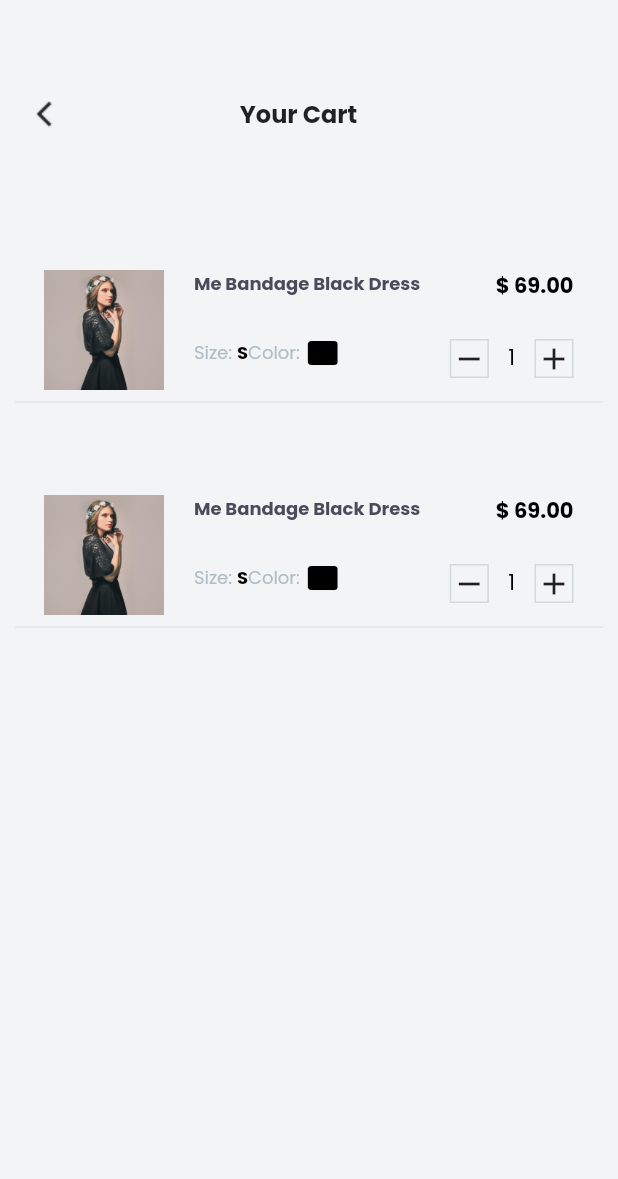
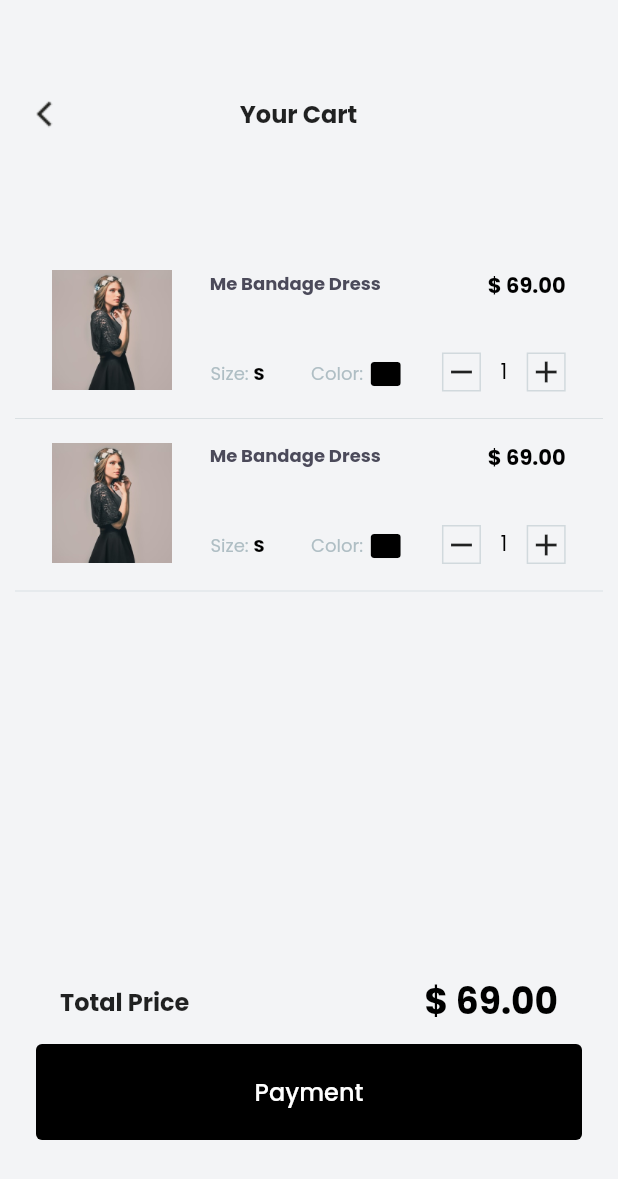
Before and after one commit to RGTechPro/zupay_task, a Flutter app: the screen it shows after launch, item 2 of the bottom bar chosen, on a phone screen of 412 x 824 dp. Shown: the top 1179 px of the screen. Run offline on Flutter 3.47's test engine with Material 2 defaults, Android fonts, the phone set to English and light mode, and no system bars; our stand-ins replace google_fonts, google_nav_bar.

Commit message:
cart page done

```diff
--- a/lib/screens/cart_page.dart
+++ b/lib/screens/cart_page.dart
@@ -45,12 +45,45 @@ class CartPage extends StatelessWidget {
             Padding(
               padding: const EdgeInsets.symmetric(horizontal: 10),
               child: Container(
-                height: 514,
+                height: 460,
                 child: ListView(
                   children: [CartCard(), CartCard()],
                 ),
               ),
             ),
+            Padding(
+              padding: const EdgeInsets.symmetric(horizontal: 40, vertical: 10),
+              child: Row(
+                mainAxisAlignment: MainAxisAlignment.spaceBetween,
+                children: [
+                  Text('Total Price',
+                      style: GoogleFonts.poppins(
+                          textStyle: TextStyle(
+                              fontWeight: FontWeight.bold, fontSize: 16))),
+                  Text('\$ 69.00',
+                      style: GoogleFonts.poppins(
+                          color: Colors.black,
+                          fontSize: 24,
+                          fontWeight: FontWeight.bold)),
+                ],
+              ),
+            ),
+            Padding(
+              padding: const EdgeInsets.symmetric(horizontal: 24),
+              child: Container(
+                width: double.infinity,
+                height: 64,
+                child: TextButton(
+                    onPressed: () {},
+                    style: ButtonStyle(
+                        backgroundColor:
+                            MaterialStateProperty.all(Colors.black)),
+                    child: Text('Payment',
+                        style: GoogleFonts.poppins(
+                            textStyle:
+                                TextStyle(fontSize: 16, color: Colors.white)))),
+              ),
+            )
           ],
         ),
       ),
--- a/lib/widgets/cart_card.dart
+++ b/lib/widgets/cart_card.dart
@@ -5,13 +5,19 @@ import 'package:flutter/src/widgets/framework.dart';
 import 'package:google_fonts/google_fonts.dart';
 
 class CartCard extends StatelessWidget {
-  const CartCard({Key? key}) : super(key: key);
+// CartCard({
+// required this.itemTitle,required this.itemCategory,required this.itemImage,required this.itemPrice
 
+// });
+// String itemImage;
+// String itemTitle;
+// String itemCategory;
+// double itemPrice;
   @override
   Widget build(BuildContext context) {
     return Container(
       color: Color(0xfff3f4f6),
-      height: 150,
+      height: 115,
       child: Column(
         children: [
           Row(
@@ -24,18 +30,21 @@ class CartCard extends StatelessWidget {
                   width: 80,
                   fit: BoxFit.fill,
                 ),
-                Column(
-                  //    mainAxisAlignment: MainAxisAlignment.start,
+                Container(
+                  width: 130,
+                  height: 81,
+                  child: Column(
+                    mainAxisAlignment: MainAxisAlignment.spaceBetween,
                     crossAxisAlignment: CrossAxisAlignment.start,
                     children: [
-                    Text('Me Bandage Black Dress',
+                      Text('Me Bandage Dress',
                           style: GoogleFonts.poppins(
                               color: Color(0xff4B4A5A),
                               fontSize: 12,
                               fontWeight: FontWeight.bold)),
-                    SizedBox(
-                      height: 25,
-                    ),
+                      // SizedBox(
+                      //   height: 10,
+                      // ),
                       Row(
                         mainAxisAlignment: MainAxisAlignment.spaceEvenly,
                         children: [
@@ -50,6 +59,9 @@ class CartCard extends StatelessWidget {
                                       fontSize: 12,
                                       fontWeight: FontWeight.bold))
                             ],
+                          ),
+                          SizedBox(
+                            width: 30,
                           ),
                           Row(
                             children: [
@@ -66,7 +78,11 @@ class CartCard extends StatelessWidget {
                       )
                     ],
                   ),
-                Column(
+                ),
+                Container(
+                  height: 81,
+                  child: Column(
+                    mainAxisAlignment: MainAxisAlignment.spaceBetween,
                     crossAxisAlignment: CrossAxisAlignment.end,
                     children: [
                       Text('\$ 69.00',
@@ -74,9 +90,6 @@ class CartCard extends StatelessWidget {
                               color: Colors.black,
                               fontSize: 14,
                               fontWeight: FontWeight.bold)),
-                    SizedBox(
-                      height: 25,
-                    ),
                       Row(
                         children: [
                           Container(
@@ -98,12 +111,16 @@ class CartCard extends StatelessWidget {
                         ],
                       )
                     ],
+                  ),
                 )
               ]),
+          SizedBox(
+            height: 10,
+          ),
           Divider(
             thickness: 0.5,
             color: Color(0xffd1d9dd),
-          )
+          ),
         ],
       ),
     );
```
Also changed, not shown: lib/models/product.dart (added, +9 -0 lines), lib/screens/home_page.dart (+26 -6 lines), lib/widgets/product_card.dart (+11 -5 lines). Lines whose indentation alone changed are shown as unchanged.
